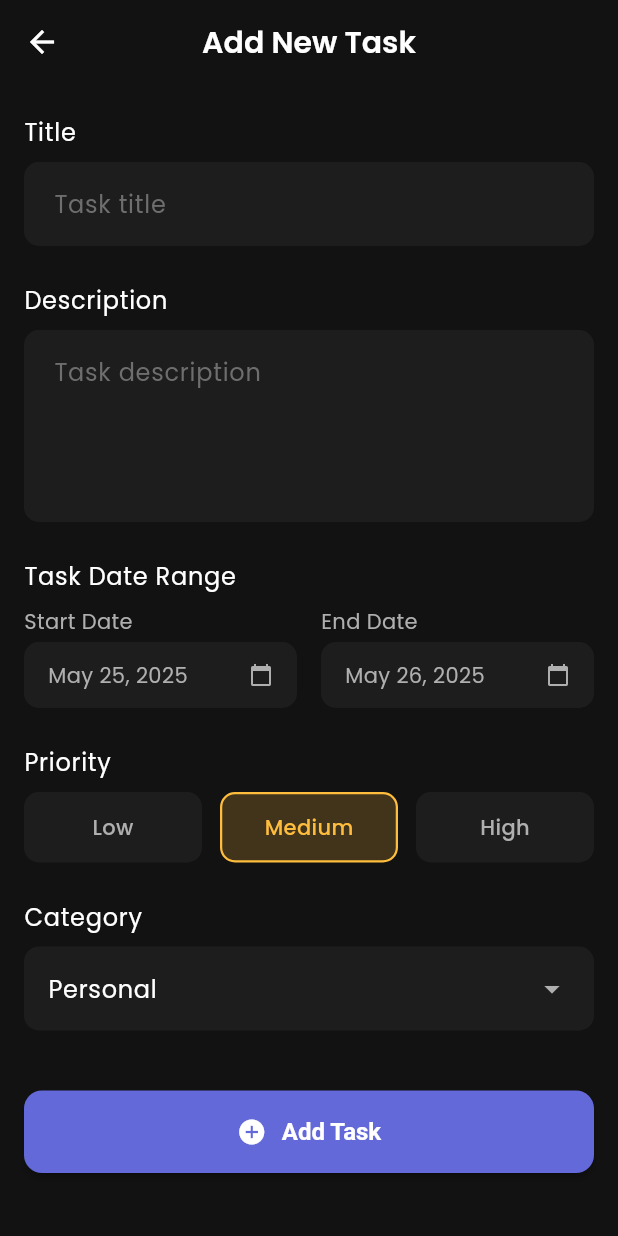
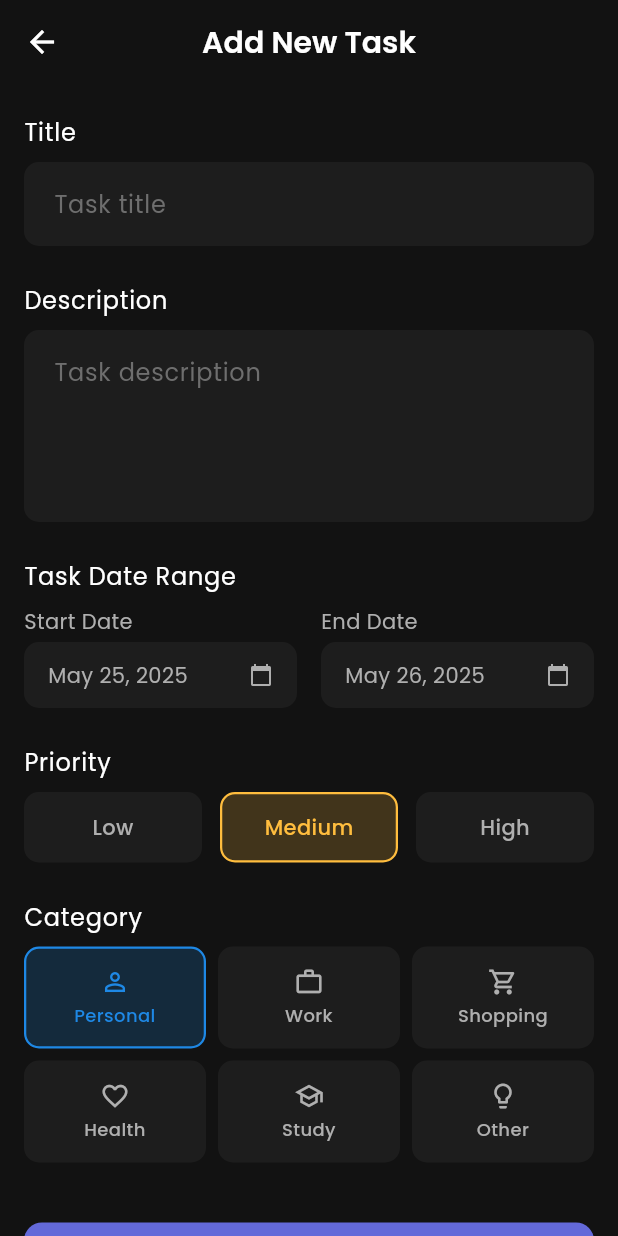
Before and after one commit to SdAm1n/taskoro, a Flutter app: the AddEditTaskScreen screen opened by its route, on a phone screen of 412 x 824 dp. Run offline on Flutter 3.47's test engine with Material 3 defaults, Android fonts, the phone set to English and light mode, and no system bars; our stand-ins replace flutter_slidable, google_fonts, shared_preferences, table_calendar; accounts and stored records are empty.

Commit message:
instead of dropdown in add/edit task, added buttons

```diff
--- a/lib/screens/add_edit_task_screen.dart
+++ b/lib/screens/add_edit_task_screen.dart
@@ -397,54 +397,56 @@ class _AddEditTaskScreenState extends State<AddEditTaskScreen> {
                   style: Theme.of(context).textTheme.bodyLarge,
                 ),
                 const SizedBox(height: 8),
-                Container(
-                  width: double.infinity,
-                  padding: const EdgeInsets.symmetric(
-                    horizontal: 16,
-                    vertical: 4,
-                  ),
-                  decoration: BoxDecoration(
-                    color:
-                        isDarkMode
-                            ? AppTheme.darkSurfaceColor
-                            : AppTheme.lightSurfaceColor,
-                    borderRadius: BorderRadius.circular(10),
-                  ),
-                  child: DropdownButton<TaskCategory>(
-                    value: _selectedCategory,
-                    isExpanded: true,
-                    underline: Container(),
-                    dropdownColor:
-                        isDarkMode
-                            ? AppTheme.darkSurfaceColor
-                            : AppTheme.lightSurfaceColor,
-                    icon: Icon(
-                      Icons.arrow_drop_down,
-                      color:
-                          isDarkMode
-                              ? AppTheme.darkSecondaryTextColor
-                              : AppTheme.lightSecondaryTextColor,
+                // First row of categories
+                Row(
+                  children: [
+                    _buildCategoryOption(
+                      TaskCategory.personal,
+                      context.tr('personal'),
+                      const Color(0xFF1E88E5), // Blue for personal
+                      Icons.person_outline,
                     ),
-                    onChanged: (TaskCategory? newValue) {
-                      if (newValue != null) {
-                        setState(() {
-                          _selectedCategory = newValue;
-                        });
-                      }
-                    },
-                    items:
-                        TaskCategory.values.map<DropdownMenuItem<TaskCategory>>(
-                          (category) {
-                            return DropdownMenuItem<TaskCategory>(
-                              value: category,
-                              child: Text(
-                                _getCategoryString(category),
-                                style: Theme.of(context).textTheme.bodyLarge,
-                              ),
-                            );
-                          },
-                        ).toList(),
-                  ),
+                    const SizedBox(width: 8),
+                    _buildCategoryOption(
+                      TaskCategory.work,
+                      context.tr('work'),
+                      const Color(0xFF5E35B1), // Deep purple for work
+                      Icons.work_outline,
+                    ),
+                    const SizedBox(width: 8),
+                    _buildCategoryOption(
+                      TaskCategory.shopping,
+                      context.tr('shopping'),
+                      const Color(0xFF00ACC1), // Teal for shopping
+                      Icons.shopping_cart_outlined,
+                    ),
+                  ],
+                ),
+                const SizedBox(height: 8),
+                // Second row of categories
+                Row(
+                  children: [
+                    _buildCategoryOption(
+                      TaskCategory.health,
+                      context.tr('health'),
+                      const Color(0xFF43A047), // Green for health
+                      Icons.favorite_border,
+                    ),
+                    const SizedBox(width: 8),
+                    _buildCategoryOption(
+                      TaskCategory.study,
+                      context.tr('study'),
+                      const Color(0xFF8E24AA), // Purple for study
+                      Icons.school_outlined,
+                    ),
+                    const SizedBox(width: 8),
+                    _buildCategoryOption(
+                      TaskCategory.other,
+                      context.tr('other'),
+                      const Color(0xFFE53935), // Red for other
+                      Icons.lightbulb_outline,
+                    ),
+                  ],
                 ),
 
                 const SizedBox(height: 40),
@@ -464,23 +466,6 @@ class _AddEditTaskScreenState extends State<AddEditTaskScreen> {
         ),
       ),
     );
-  }
-
-  String _getCategoryString(TaskCategory category) {
-    switch (category) {
-      case TaskCategory.personal:
-        return context.tr('personal');
-      case TaskCategory.work:
-        return context.tr('work');
-      case TaskCategory.shopping:
-        return context.tr('shopping');
-      case TaskCategory.health:
-        return context.tr('health');
-      case TaskCategory.study:
-        return context.tr('study');
-      case TaskCategory.other:
-        return context.tr('other');
-    }
   }
 
   Widget _buildPriorityOption(
@@ -532,4 +517,72 @@ class _AddEditTaskScreenState extends State<AddEditTaskScreen> {
       ),
     );
   }
+
+  Widget _buildCategoryOption(
+    TaskCategory category,
+    String label,
+    Color color,
+    IconData icon,
+  ) {
+    final isDarkMode = Theme.of(context).brightness == Brightness.dark;
+    final isSelected = _selectedCategory == category;
+
+    return Expanded(
+      child: GestureDetector(
+        onTap: () {
+          setState(() {
+            _selectedCategory = category;
+          });
+        },
+        child: Container(
+          padding: const EdgeInsets.symmetric(vertical: 12, horizontal: 8),
+          decoration: BoxDecoration(
+            color:
+                isSelected
+                    ? color.withOpacity(0.2)
+                    : isDarkMode
+                    ? AppTheme.darkSurfaceColor
+                    : AppTheme.lightSurfaceColor,
+            borderRadius: BorderRadius.circular(10),
+            border: Border.all(
+              color: isSelected ? color : Colors.transparent,
+              width: 1.5,
+            ),
+          ),
+          child: Column(
+            mainAxisSize: MainAxisSize.min,
+            children: [
+              Icon(
+                icon,
+                color:
+                    isSelected
+                        ? color
+                        : isDarkMode
+                        ? AppTheme.darkSecondaryTextColor
+                        : AppTheme.lightSecondaryTextColor,
+                size: 20,
+              ),
+              const SizedBox(height: 4),
+              Text(
+                label,
+                style: TextStyle(
+                  fontSize: 12,
+                  fontWeight: FontWeight.w500,
+                  color:
+                      isSelected
+                          ? color
+                          : isDarkMode
+                          ? AppTheme.darkSecondaryTextColor
+                          : AppTheme.lightSecondaryTextColor,
+                ),
+                textAlign: TextAlign.center,
+                maxLines: 1,
+                overflow: TextOverflow.ellipsis,
+              ),
+            ],
+          ),
+        ),
+      ),
+    );
+  }
 }
```
